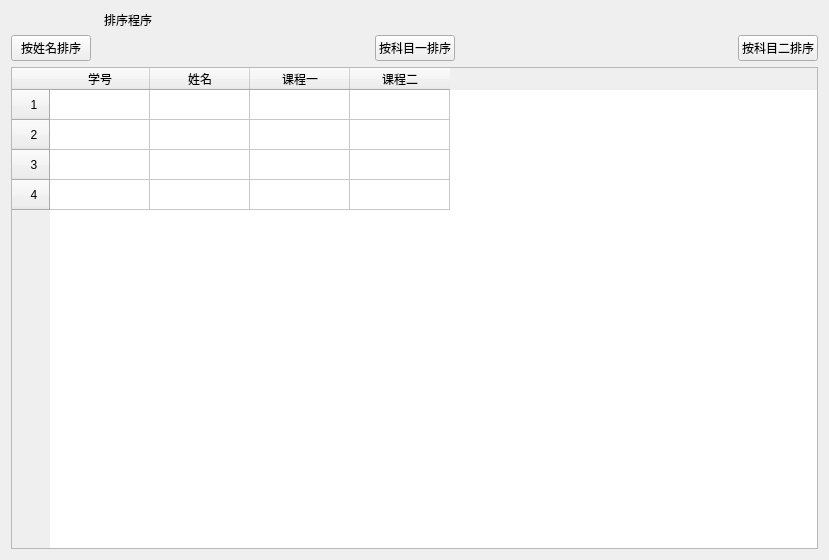
This is exer01_sort/exer01_sort_widget.ui in NjtechJoseph/Delicious_Qt as Qt 5 draws it before an edit. The edited form follows.
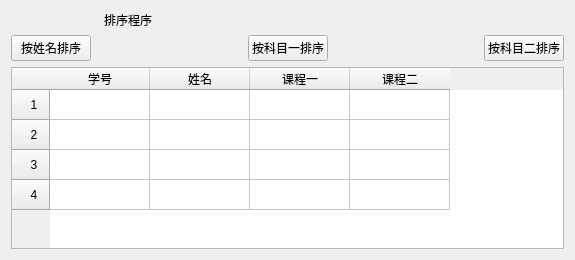
This is the edited form.

The edit to the form file:
```diff
--- a/exer01_sort/exer01_sort_widget.ui
+++ b/exer01_sort/exer01_sort_widget.ui
@@ -6,8 +6,8 @@
    <rect>
     <x>0</x>
     <y>0</y>
-    <width>829</width>
-    <height>560</height>
+    <width>575</width>
+    <height>260</height>
    </rect>
   </property>
   <property name="windowTitle">
```
